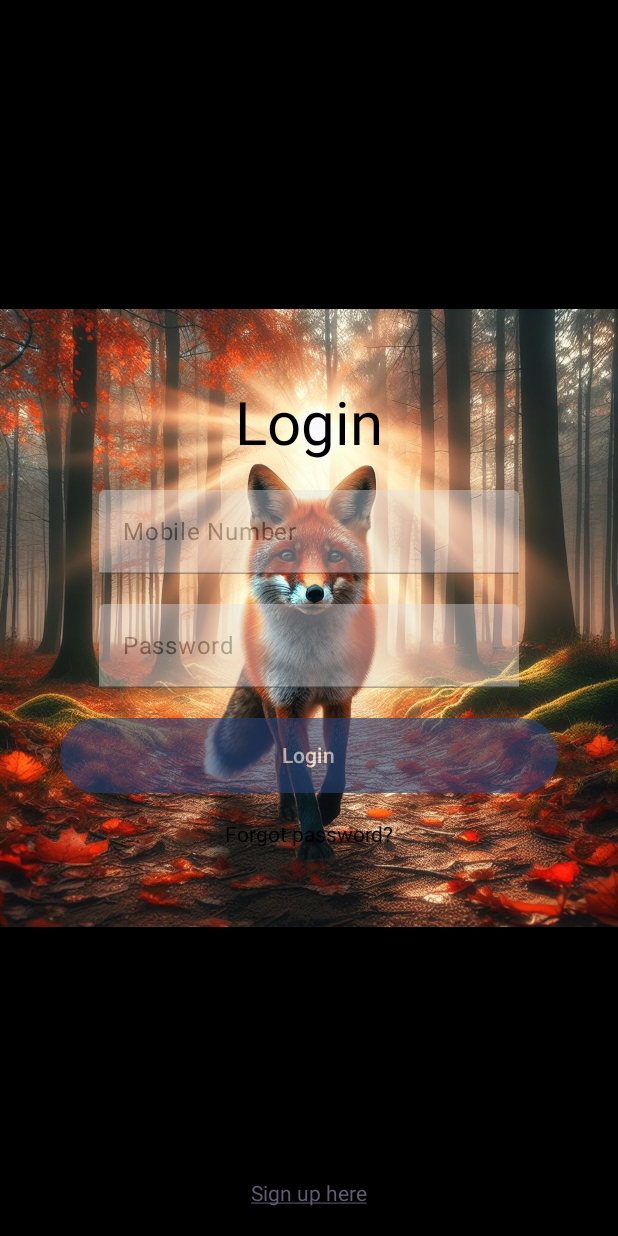
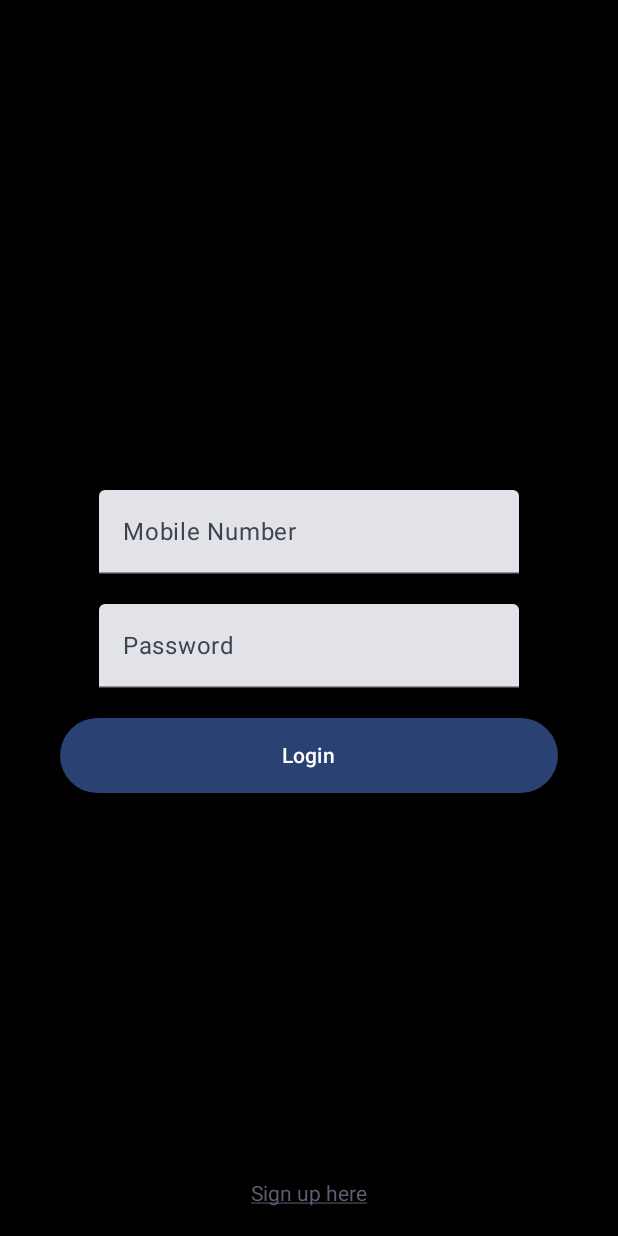
Before and after one commit to AarizArqam1/PicApp, an Android app built with Jetpack Compose: the screen it shows after launch (MainActivity), on a phone screen of 412 x 824 dp. Run offline under Robolectric (Android 15) with nearby library versions, the phone set to English and light mode, and no system bars.

Commit message:
login apacity feature removed

```diff
--- a/app/src/main/java/com/techloyce/jetpackintroduction/MainActivity.kt
+++ b/app/src/main/java/com/techloyce/jetpackintroduction/MainActivity.kt
@@ -98,11 +98,7 @@ fun LoginPage2() {
     Box(modifier = Modifier
         .fillMaxSize()
         .background(color = Color.Black)) {
-        Image(
-            painter = painterResource(id = R.drawable.img01),
-            contentDescription = null,
-            modifier = Modifier.fillMaxSize(),
-        )
+
         ClickableText(
             text = AnnotatedString("Sign up here"),
             modifier = Modifier
@@ -133,8 +129,7 @@ fun LoginPage2() {
         Text(text = "Login", style = TextStyle(fontSize = 40.sp, fontFamily = FontFamily.Default))
 
         Spacer(modifier = Modifier.height(20.dp))
-        Box(
-            modifier = Modifier.alpha(0.4f) // Set the opacity value here (e.g., 0.5f for 50% opacity)
+        Box( // Set the opacity value here (e.g., 0.5f for 50% opacity)
         ) {
             TextField(
                 label = { Text(text = "Mobile Number") },
@@ -146,7 +141,6 @@ fun LoginPage2() {
 
         Spacer(modifier = Modifier.height(20.dp))
         Box (
-            modifier = Modifier.alpha(0.4f)
         ){
             TextField(
                 label = { Text(text = "Password") },
@@ -171,7 +165,6 @@ fun LoginPage2() {
                     .fillMaxWidth()
                     .padding(40.dp, 0.dp, 40.dp, 0.dp)
                     .height(50.dp)
-                    .alpha(0.6f)
             ) {
                 Text(text = "Login")
             }
```
